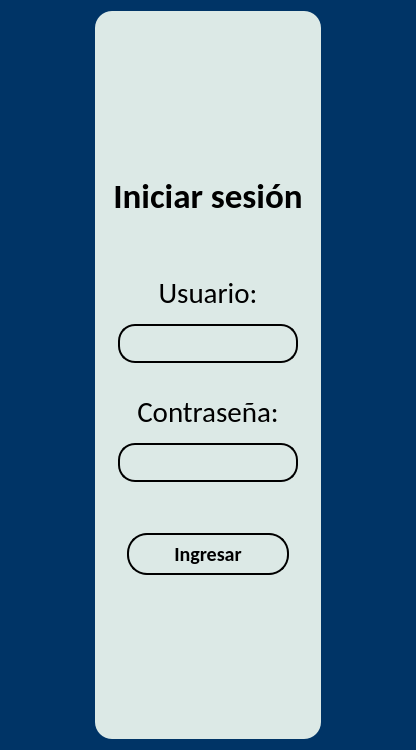
Old version of the form interfaces/login01.ui in the repository NotEruma/Scholary_Project.
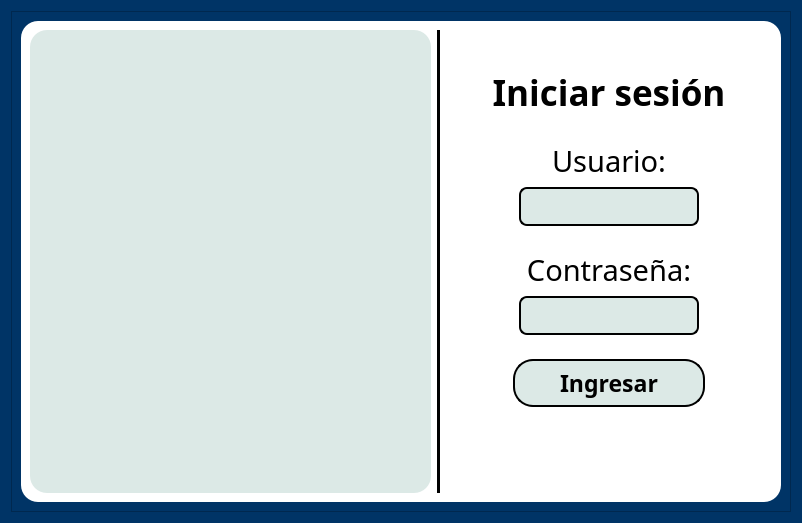
New version of the form. Icons and pictures are not drawn.

Diff of the .ui file:
```diff
--- a/interfaces/login01.ui
+++ b/interfaces/login01.ui
@@ -6,8 +6,8 @@
    <rect>
     <x>0</x>
     <y>0</y>
-    <width>416</width>
-    <height>750</height>
+    <width>802</width>
+    <height>523</height>
    </rect>
   </property>
   <property name="windowTitle">
@@ -16,25 +16,21 @@
   <property name="styleSheet">
    <string notr="true"> background:#003466;</string>
   </property>
+  <layout class="QVBoxLayout" name="verticalLayout_7">
+   <item>
+    <widget class="QFrame" name="frame_9">
+     <property name="frameShape">
+      <enum>QFrame::StyledPanel</enum>
+     </property>
+     <property name="frameShadow">
+      <enum>QFrame::Raised</enum>
+     </property>
   <layout class="QHBoxLayout" name="horizontalLayout">
-   <item>
-    <spacer name="horizontalSpacer">
-     <property name="orientation">
-      <enum>Qt::Horizontal</enum>
-     </property>
-     <property name="sizeHint" stdset="0">
-      <size>
-       <width>40</width>
-       <height>20</height>
-      </size>
-     </property>
-    </spacer>
-   </item>
    <item>
     <widget class="QFrame" name="frame_2">
      <property name="styleSheet">
-      <string notr="true">background: #DCE9E6;
- border-radius: 17px;</string>
+         <string notr="true">background: white;
+border-radius: 17px;</string>
      </property>
      <property name="frameShape">
       <enum>QFrame::StyledPanel</enum>
@@ -42,9 +38,13 @@
      <property name="frameShadow">
       <enum>QFrame::Raised</enum>
      </property>
-     <layout class="QVBoxLayout" name="verticalLayout_7">
+        <layout class="QHBoxLayout" name="horizontalLayout_2">
       <item>
        <widget class="QFrame" name="frame_5">
+           <property name="styleSheet">
+            <string notr="true">background:#DCE9E6;
+border-radius: 17px;</string>
+           </property>
         <property name="frameShape">
          <enum>QFrame::StyledPanel</enum>
         </property>
@@ -52,12 +52,18 @@
          <enum>QFrame::Raised</enum>
         </property>
         <layout class="QVBoxLayout" name="verticalLayout_4">
-         <item alignment="Qt::AlignHCenter">
+            <item alignment="Qt::AlignHCenter|Qt::AlignVCenter">
           <widget class="QLabel" name="label_logo">
+              <property name="minimumSize">
+               <size>
+                <width>383</width>
+                <height>383</height>
+               </size>
+              </property>
            <property name="maximumSize">
             <size>
-             <width>350</width>
-             <height>200</height>
+                <width>383</width>
+                <height>383</height>
             </size>
            </property>
            <property name="text">
@@ -69,11 +75,42 @@
            <property name="scaledContents">
             <bool>true</bool>
            </property>
+              <property name="alignment">
+               <set>Qt::AlignCenter</set>
+              </property>
+              <property name="margin">
+               <number>0</number>
+              </property>
+              <property name="indent">
+               <number>-1</number>
+              </property>
           </widget>
          </item>
         </layout>
        </widget>
       </item>
+         <item>
+          <widget class="Line" name="line">
+           <property name="styleSheet">
+            <string notr="true">QFrame {
+    background-color: black;
+    min-width: 2px;   /* Para VLine */
+}</string>
+           </property>
+           <property name="orientation">
+            <enum>Qt::Vertical</enum>
+           </property>
+          </widget>
+         </item>
+         <item alignment="Qt::AlignVCenter">
+          <widget class="QFrame" name="frame_8">
+           <property name="frameShape">
+            <enum>QFrame::StyledPanel</enum>
+           </property>
+           <property name="frameShadow">
+            <enum>QFrame::Raised</enum>
+           </property>
+           <layout class="QVBoxLayout" name="verticalLayout_8">
       <item>
        <widget class="QFrame" name="frame_7">
         <property name="frameShape">
@@ -83,6 +120,9 @@
          <enum>QFrame::Raised</enum>
         </property>
         <layout class="QVBoxLayout" name="verticalLayout_5">
+               <property name="topMargin">
+                <number>9</number>
+               </property>
          <item>
           <widget class="QLabel" name="label_2">
            <property name="minimumSize">
@@ -93,7 +133,7 @@
            </property>
            <property name="font">
             <font>
-             <family>Calibri</family>
+                   <family>Corbel</family>
              <pointsize>26</pointsize>
              <weight>75</weight>
              <italic>false</italic>
@@ -136,7 +176,7 @@
           <widget class="QLabel" name="label_5">
            <property name="font">
             <font>
-             <family>Calibri</family>
+                   <family>Corbel</family>
              <pointsize>22</pointsize>
              <weight>50</weight>
              <bold>false</bold>
@@ -173,9 +213,12 @@
            </property>
            <property name="styleSheet">
             <string notr="true">QLineEdit {
-    border: 2px solid;
-    border-radius: 17px;
+    color: #000000;
+    border: 2px;
+	border-radius: 8px;
+    border-style: solid;
     padding: 5px;
+    background: #DCE9E6;
 }
 </string>
            </property>
@@ -200,7 +243,7 @@
           <widget class="QLabel" name="label_4">
            <property name="font">
             <font>
-             <family>Calibri</family>
+                   <family>Corbel</family>
              <pointsize>22</pointsize>
              <weight>50</weight>
              <bold>false</bold>
@@ -236,10 +279,14 @@
            </property>
            <property name="styleSheet">
             <string notr="true">QLineEdit {
-    border: 2px solid;
-    border-radius: 17px;
+    color: #000000;
+    border:2px solid;
+	border-radius: 8px;
+    border-style: solid;
     padding: 5px;
+    background: #DCE9E6;
 }
+
 </string>
            </property>
            <property name="echoMode">
@@ -263,8 +310,8 @@
           <widget class="QPushButton" name="button_ingresar">
            <property name="font">
             <font>
-             <family>Calibri</family>
-             <pointsize>15</pointsize>
+                   <family>Corbel</family>
+                   <pointsize>17</pointsize>
              <weight>75</weight>
              <bold>true</bold>
             </font>
@@ -277,7 +324,7 @@
     border: 2px solid;
     border-radius: 20px;
     padding: 6px 45px;
-    background-color: transparent;
+    background-color: #DCE9E6;
 }
 QPushButton:hover {
     background-color: rgba(65,252,202, 0.3);
@@ -331,18 +378,11 @@
      </layout>
     </widget>
    </item>
-   <item>
-    <spacer name="horizontalSpacer_2">
-     <property name="orientation">
-      <enum>Qt::Horizontal</enum>
-     </property>
-     <property name="sizeHint" stdset="0">
-      <size>
-       <width>40</width>
-       <height>20</height>
-      </size>
-     </property>
-    </spacer>
+        </layout>
+       </widget>
+      </item>
+     </layout>
+    </widget>
    </item>
   </layout>
  </widget>
```
Left out of the diff: 5 changed lines with no effect on the pictures. Lines whose indentation alone changed are shown as unchanged.
